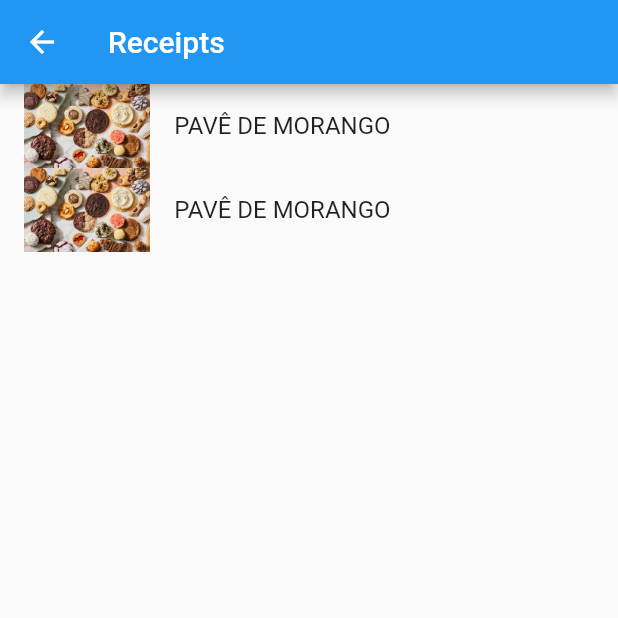
After one commit to NatashaZettler/Full_Kitchen_Provider, a Flutter app: the ReceitpsList screen opened directly, on a phone screen of 412 x 824 dp, the top half of it. The commit adds this screen. Run offline on Flutter 3.47's test engine with Material 2 defaults, Android fonts, the phone set to English and light mode, and no system bars.

Commit message:
feat(ReceiptsList): create receipts list screen for list all receipts have in this category

```diff
--- a/lib/main.dart
+++ b/lib/main.dart
@@ -9,6 +9,7 @@ class MyKitchen extends StatelessWidget {
   @override
   Widget build(BuildContext context) {
     return MaterialApp(
+        debugShowCheckedModeBanner: false,
         title: 'Full Kitchen',
         theme: ThemeData(
           primarySwatch: Colors.blue,
--- /dev/null
+++ b/lib/screens/receipts_list.dart
@@ -0,0 +1,19 @@
+import 'package:flutter/material.dart';
+
+class ReceitpsList extends StatelessWidget {
+  @override
+  Widget build(BuildContext context) {
+    return Scaffold(
+      appBar: AppBar(
+        title: Text('Receipts'),
+      ),
+      body: ListView.builder(
+          itemCount: 2,
+          itemBuilder: (context, index) {
+            return ListTile(
+            title: Text('PAVÊ DE MORANGO',),
+            leading: Image.asset('assets/images/bake.jpg'),);
+          }),
+    );
+  }
+}
```
Also changed, not shown: lib/screens/category_kitchen.dart (+7 -2 lines).
